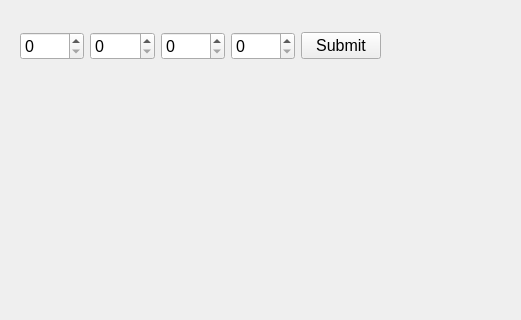
Above: src/ui/mainwindow.ui from gpwaob92679/1A2B-game before the change; both pictures show x 0 to 521 and y 0 to 320 of the 800 by 600 pixel window. Below: the same form after it.
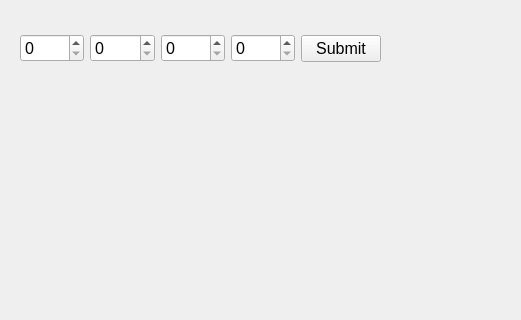
That is the form after the change. Custom widgets are drawn as their Qt base class.

The edit to the form file:
```diff
--- a/src/ui/mainwindow.ui
+++ b/src/ui/mainwindow.ui
@@ -29,12 +29,15 @@
       <x>20</x>
       <y>30</y>
       <width>361</width>
-      <height>32</height>
+      <height>37</height>
      </rect>
     </property>
     <layout class="QHBoxLayout" name="horizontalLayout">
      <item>
-      <widget class="QSpinBox" name="spinBox_0">
+      <widget class="one_a_two_b::DigitSpinBox" name="digitSpinBox_0">
+       <property name="contextMenuPolicy">
+        <enum>Qt::NoContextMenu</enum>
+       </property>
        <property name="wrapping">
         <bool>false</bool>
        </property>
@@ -44,27 +47,30 @@
       </widget>
      </item>
      <item>
-      <widget class="QSpinBox" name="spinBox_1">
-       <property name="showGroupSeparator" stdset="0">
-        <bool>false</bool>
+      <widget class="one_a_two_b::DigitSpinBox" name="digitSpinBox_1">
+       <property name="contextMenuPolicy">
+        <enum>Qt::NoContextMenu</enum>
        </property>
-       <property name="suffix">
-        <string/>
-       </property>
        <property name="maximum">
         <number>9</number>
        </property>
       </widget>
      </item>
      <item>
-      <widget class="QSpinBox" name="spinBox_2">
+      <widget class="one_a_two_b::DigitSpinBox" name="digitSpinBox_2">
+       <property name="contextMenuPolicy">
+        <enum>Qt::NoContextMenu</enum>
+       </property>
        <property name="maximum">
         <number>9</number>
        </property>
       </widget>
      </item>
      <item>
-      <widget class="QSpinBox" name="spinBox_3">
+      <widget class="one_a_two_b::DigitSpinBox" name="digitSpinBox_3">
+       <property name="contextMenuPolicy">
+        <enum>Qt::NoContextMenu</enum>
+       </property>
        <property name="maximum">
         <number>9</number>
        </property>
@@ -72,6 +78,9 @@
      </item>
      <item>
       <widget class="QPushButton" name="pushButton_submit">
+       <property name="enabled">
+        <bool>true</bool>
+       </property>
        <property name="text">
         <string>Submit</string>
        </property>
@@ -124,6 +133,13 @@
   </widget>
   <widget class="QStatusBar" name="statusbar"/>
  </widget>
+ <customwidgets>
+  <customwidget>
+   <class>one_a_two_b::DigitSpinBox</class>
+   <extends>QSpinBox</extends>
+   <header>ui/digit_spin_box.h</header>
+  </customwidget>
+ </customwidgets>
  <resources/>
  <connections/>
 </ui>
```
